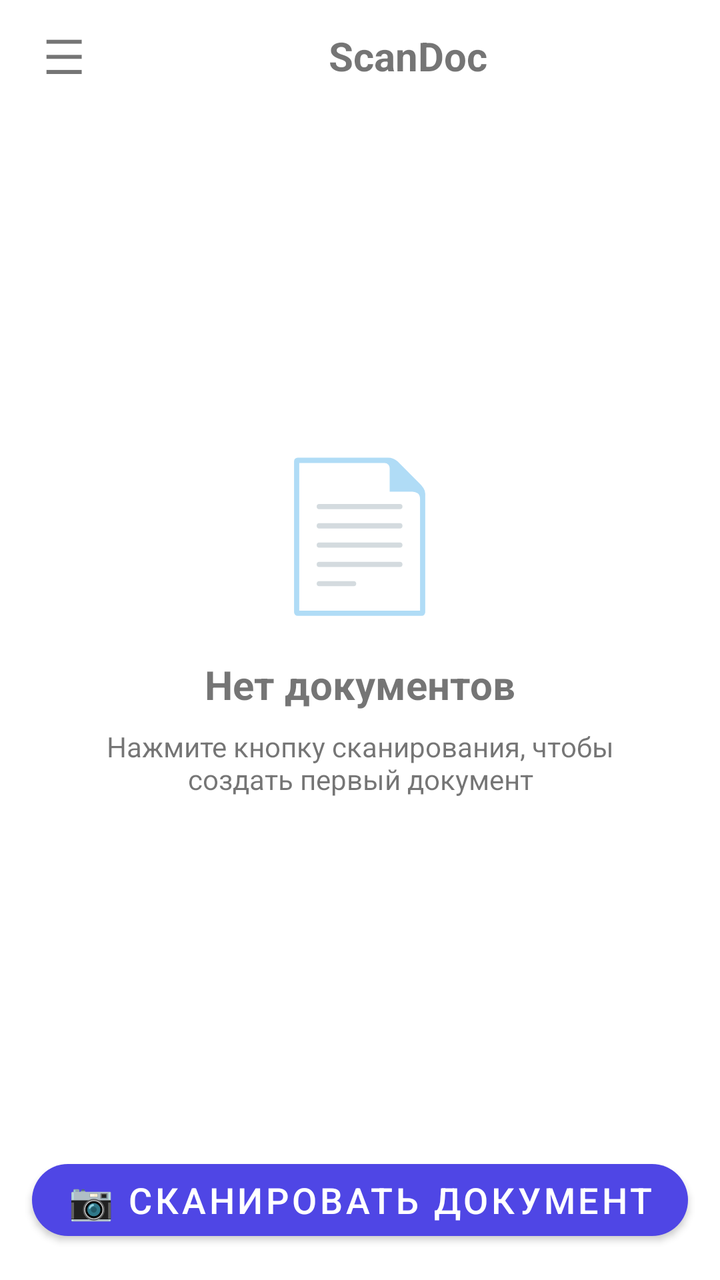
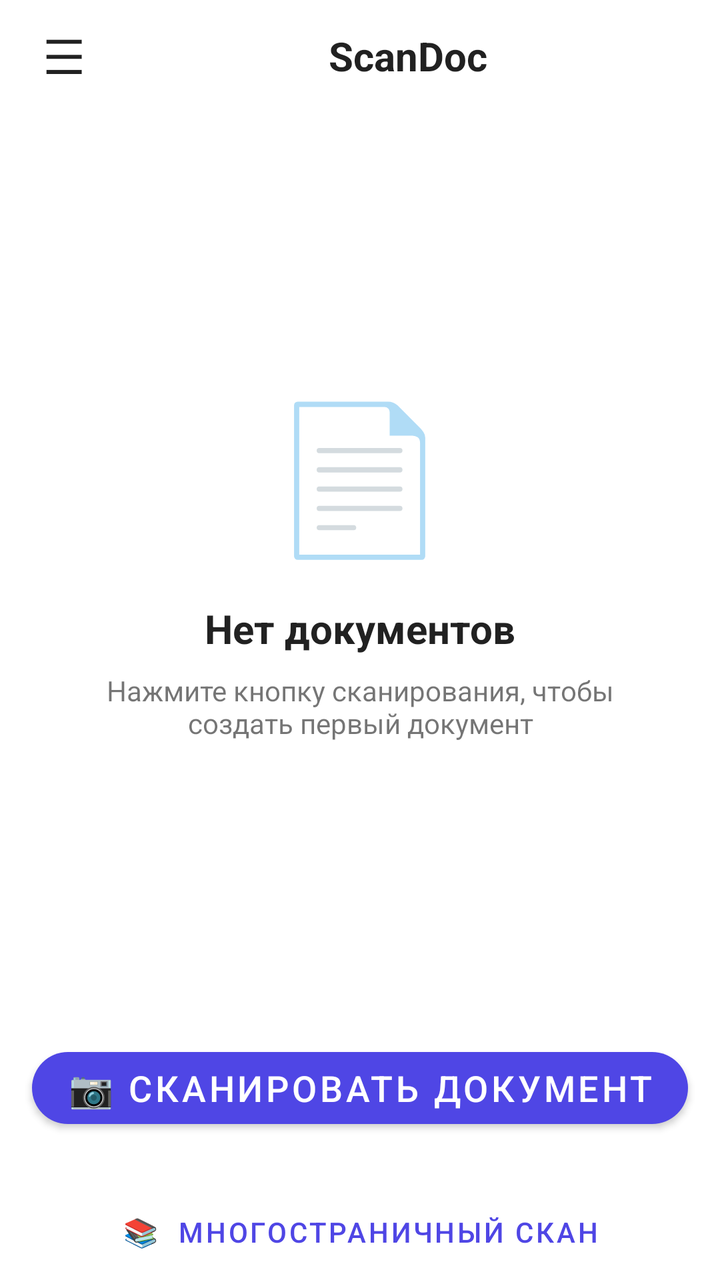

Screens rendered from an Android XML layout before and after an edit, with the pre-edit source and the edit as a unified diff.
<!-- AndroidManifest.xml: application theme Theme.ScanDoc -->
<!-- res/layout/activity_main.xml -->
<?xml version="1.0" encoding="utf-8"?>
<androidx.drawerlayout.widget.DrawerLayout
    xmlns:android="http://schemas.android.com/apk/res/android"
    xmlns:app="http://schemas.android.com/apk/res-auto"
    android:id="@+id/drawerLayout"
    android:layout_width="match_parent"
    android:layout_height="match_parent">

    <LinearLayout
        android:layout_width="match_parent"
        android:layout_height="match_parent"
        android:orientation="vertical">

        
        <LinearLayout
            android:layout_width="match_parent"
            android:layout_height="56dp"
            android:orientation="horizontal"
            android:padding="8dp"
            android:gravity="center_vertical">

            <TextView
                android:id="@+id/menuButton"
                android:layout_width="48dp"
                android:layout_height="48dp"
                android:text="☰"
                android:textSize="24sp"
                android:gravity="center"/>

            <TextView
                android:layout_width="0dp"
                android:layout_height="wrap_content"
                android:layout_weight="1"
                android:text="ScanDoc"
                android:textSize="20sp"
                android:textStyle="bold"
                android:gravity="center"/>

            <TextView
                android:id="@+id/statusText"
                android:layout_width="wrap_content"
                android:layout_height="wrap_content"
                android:text=""
                android:textSize="12sp"/>
        </LinearLayout>

        
        <FrameLayout
            android:layout_width="match_parent"
            android:layout_height="0dp"
            android:layout_weight="1">

            
            <LinearLayout
                android:id="@+id/placeholderLayout"
                android:layout_width="match_parent"
                android:layout_height="match_parent"
                android:orientation="vertical"
                android:gravity="center"
                android:padding="32dp">

                <TextView
                    android:layout_width="wrap_content"
                    android:layout_height="wrap_content"
                    android:text="📄"
                    android:textSize="72sp"/>

                <TextView
                    android:layout_width="wrap_content"
                    android:layout_height="wrap_content"
                    android:text="Нет документов"
                    android:textSize="20sp"
                    android:textStyle="bold"
                    android:layout_marginTop="16dp"/>

                <TextView
                    android:layout_width="wrap_content"
                    android:layout_height="wrap_content"
                    android:text="Нажмите кнопку сканирования, чтобы создать первый документ"
                    android:textSize="14sp"
                    android:gravity="center"
                    android:layout_marginTop="8dp"/>
            </LinearLayout>

            
            <ImageView
                android:id="@+id/previewImage"
                android:layout_width="match_parent"
                android:layout_height="match_parent"
                android:visibility="gone"
                android:scaleType="fitCenter"
                android:padding="16dp"/>
        </FrameLayout>

        
        <com.google.android.material.button.MaterialButton
            android:id="@+id/captureButton"
            android:layout_width="match_parent"
            android:layout_height="wrap_content"
            android:layout_margin="16dp"
            android:text="📷 Сканировать документ"
            android:textSize="18sp"
            app:cornerRadius="24dp"/>
    </LinearLayout>

    
    <com.google.android.material.navigation.NavigationView
        android:id="@+id/navigationView"
        android:layout_width="wrap_content"
        android:layout_height="match_parent"
        android:layout_gravity="start"
        app:menu="@menu/drawer_menu"/>
</androidx.drawerlayout.widget.DrawerLayout>
<!-- resources referenced by this layout -->
<resources>
  <style name="Theme.ScanDoc" parent="Theme.MaterialComponents.Light.NoActionBar">
          <item name="colorPrimary">#4F46E5</item>
          <item name="colorPrimaryDark">#3730A3</item>
          <item name="colorAccent">#F59E0B</item>
          <item name="colorPrimaryVariant">@color/primary_dark</item>
          <item name="colorOnPrimary">@color/white</item>
      </style>
  <color name="primary_dark">#3730A3</color>
  <color name="white">#FFFFFF</color>
</resources>

<!-- the commit's change to res/layout/activity_main.xml (unified diff, before → after) -->
@@ -25,6 +25,7 @@
                 android:layout_height="48dp"
                 android:text="☰"
                 android:textSize="24sp"
+                android:textColor="?android:attr/textColorPrimary"
                 android:gravity="center"/>
 
             <TextView
@@ -32,12 +33,14 @@
                 android:layout_height="wrap_content"
                 android:layout_weight="1"
                 android:text="ScanDoc"
+                android:textColor="?android:attr/textColorPrimary"
                 android:textSize="20sp"
                 android:textStyle="bold"
                 android:gravity="center"/>
 
             <TextView
                 android:id="@+id/statusText"
+                android:textColor="?android:attr/textColorSecondary"
                 android:layout_width="wrap_content"
                 android:layout_height="wrap_content"
                 android:text=""
@@ -69,6 +72,7 @@
                     android:layout_width="wrap_content"
                     android:layout_height="wrap_content"
                     android:text="Нет документов"
+                    android:textColor="?android:attr/textColorPrimary"
                     android:textSize="20sp"
                     android:textStyle="bold"
                     android:layout_marginTop="16dp"/>
@@ -101,6 +105,22 @@
             android:text="📷 Сканировать документ"
             android:textSize="18sp"
             app:cornerRadius="24dp"/>
+
+        
+        <com.google.android.material.button.MaterialButton
+            android:id="@+id/multiScanButton"
+            style="@style/Widget.MaterialComponents.Button.TextButton"
+            android:layout_width="wrap_content"
+            android:layout_height="wrap_content"
+            android:layout_gravity="center_horizontal"
+            android:layout_marginTop="8dp"
+            android:text="📚  Многостраничный скан"
+            android:textColor="@color/primary_color"
+            android:textSize="14sp"
+            app:cornerRadius="20dp"
+            android:insetTop="0dp"
+            android:insetBottom="0dp"
+            android:stateListAnimator="@null" />
     </LinearLayout>
 
     
<!-- resource entries referenced after the edit -->
@@ -1,6 +1,7 @@
 <!-- resources referenced by this layout -->
 <resources>
-  <style name="Theme.ScanDoc" parent="Theme.MaterialComponents.Light.NoActionBar">
+  <color name="primary_color">#4F46E5</color>
+  <style name="Theme.ScanDoc" parent="Theme.MaterialComponents.DayNight.NoActionBar">
           <item name="colorPrimary">#4F46E5</item>
           <item name="colorPrimaryDark">#3730A3</item>
           <item name="colorAccent">#F59E0B</item>
